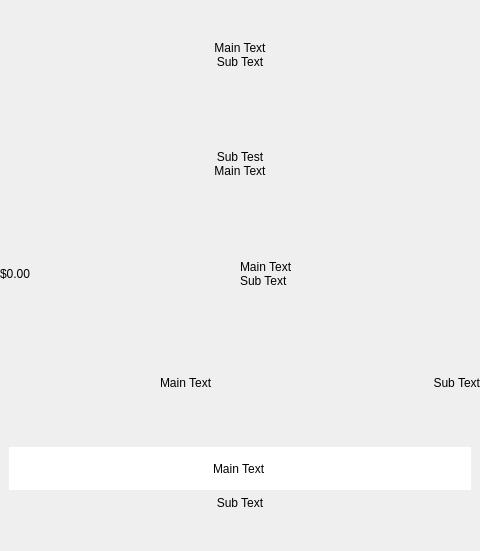
Old version of the form widgets/dapguibutton.ui in the repository demlabs-cellframe/dap-ui-sdk.
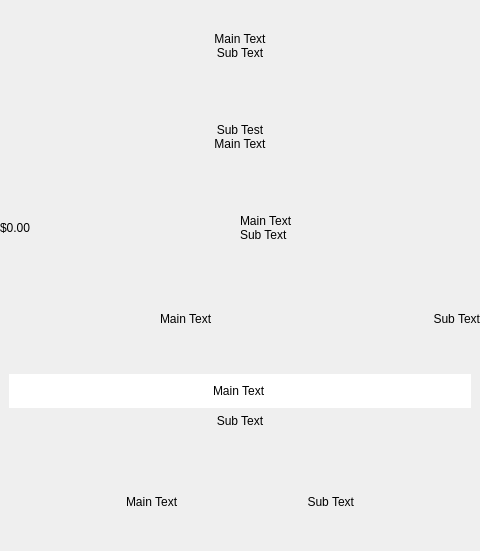
New version of the form. Custom widgets are drawn as their Qt base class.

Commit message: added right icon for bugreports history

The edit to the form file:
```diff
--- a/widgets/dapguibutton.ui
+++ b/widgets/dapguibutton.ui
@@ -294,6 +294,35 @@
         </layout>
        </widget>
       </item>
+      <item>
+       <widget class="DapGuiWidget" name="Style5">
+        <layout class="QHBoxLayout" name="horizontalLayout_3">
+         <item>
+          <widget class="DapGuiLabel" name="DapGuiButtonIconLeft"/>
+         </item>
+         <item>
+          <widget class="DapGuiLabel" name="DapGuiButtonTextMid_2">
+           <property name="text">
+            <string>Main Text</string>
+           </property>
+          </widget>
+         </item>
+         <item>
+          <widget class="DapGuiLabel" name="DapGuiButtonTextRight_2">
+           <property name="text">
+            <string>Sub Text</string>
+           </property>
+           <property name="alignment">
+            <set>Qt::AlignRight|Qt::AlignTrailing|Qt::AlignVCenter</set>
+           </property>
+          </widget>
+         </item>
+         <item>
+          <widget class="DapGuiLabel" name="DapGuiButtonIconRight"/>
+         </item>
+        </layout>
+       </widget>
+      </item>
       <item>
        <widget class="DapGuiSeparator" name="kelGuiSeparator">
         <property name="sizePolicy">
```
Left out of the diff: 2 changed lines with no effect on the pictures. The commit also changes 7 other files.
